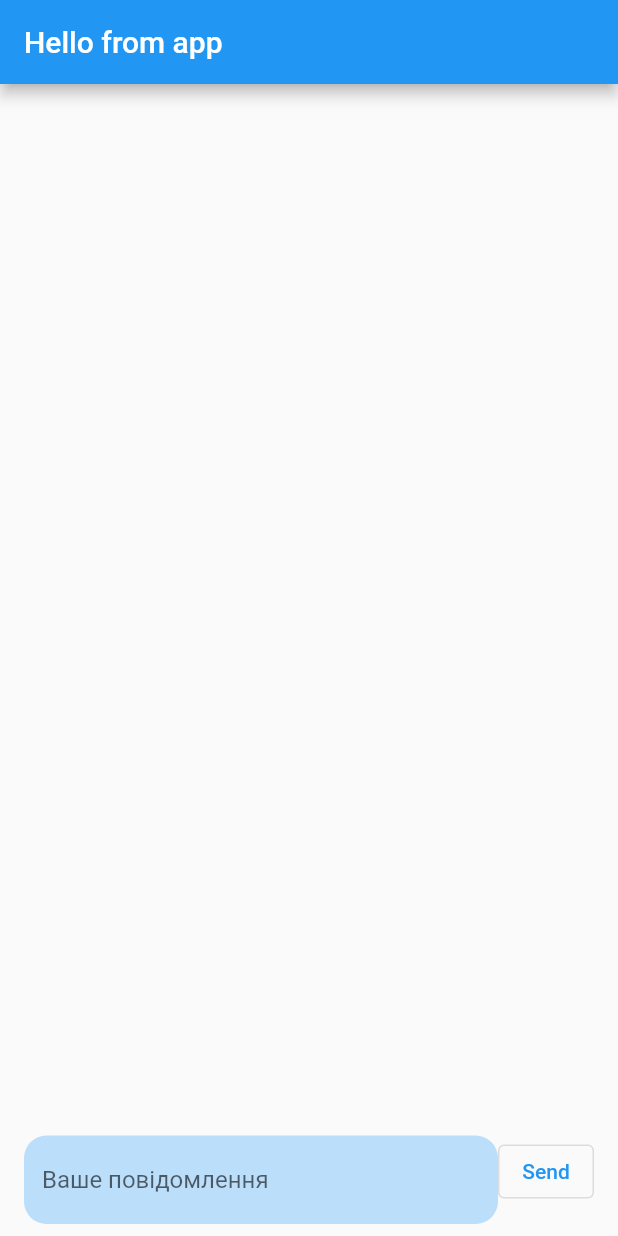
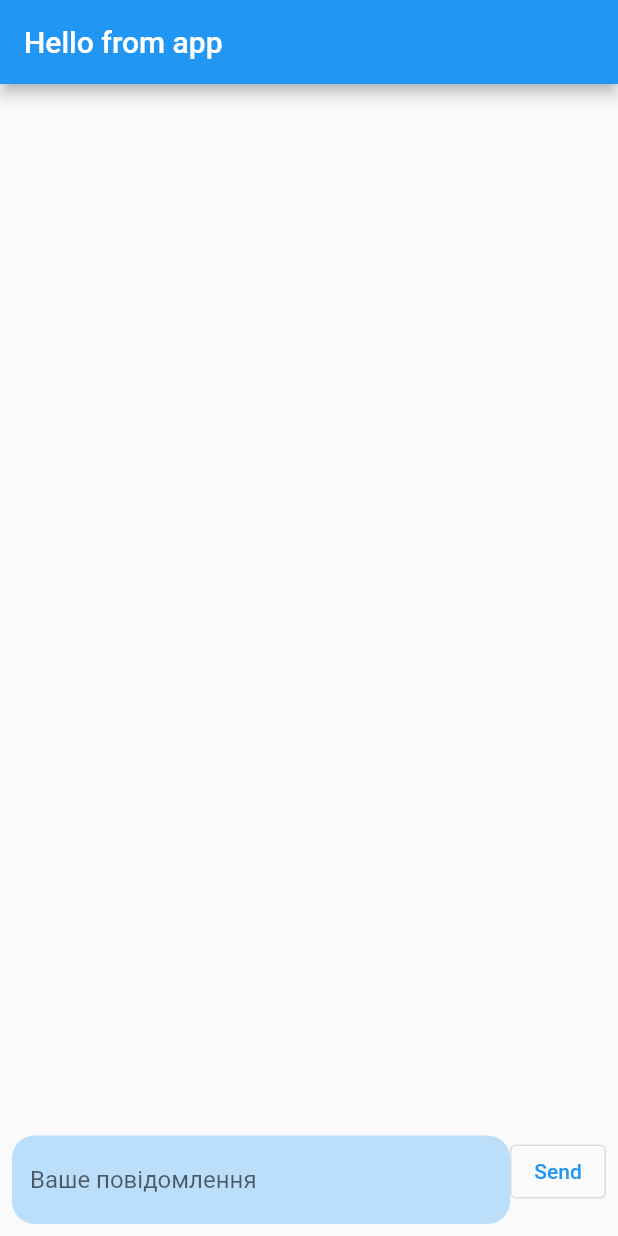
Before and after one commit to nicourrrn/chat-bot, a Flutter app: the screen it shows after launch, on a phone screen of 412 x 824 dp. Run offline on Flutter 3.47's test engine with Material 2 defaults, Android fonts, the phone set to English and light mode, and no system bars.

Commit message:
Add scroll controller and message padding

```diff
--- a/lib/main_screen.dart
+++ b/lib/main_screen.dart
@@ -10,10 +10,22 @@ class MainScreen extends StatelessWidget {
   MainScreen({Key? key}) : super(key: key);
 
   var userTextCtrl = TextEditingController();
+  var scrollMessageCtrl = ScrollController();
+
+  void scrollToEnd() {
+    final position = scrollMessageCtrl.position.maxScrollExtent;
+    scrollMessageCtrl.animateTo(position,
+          duration: const Duration(milliseconds: 500), curve: Curves.fastOutSlowIn);
+  }
 
   @override
   Widget build(BuildContext context) {
     var bot = context.watch<Bot>();
+    // Возможно перерассмотреть способ прокрутки
+    // Как вариант вынести область прокрути в другой класс
+    // или сделать более грамотный scrollMessageCtrl.addListener
+
+    WidgetsBinding.instance?.addPostFrameCallback((duration) => scrollToEnd());
 
     return Scaffold(
         appBar: AppBar(
@@ -21,7 +33,10 @@ class MainScreen extends StatelessWidget {
         ),
         body: Column(children: [
           Expanded(
+            child: Padding( padding: const EdgeInsets.symmetric(horizontal: 8),
               child: ListView.builder(
+                  controller: scrollMessageCtrl,
+                  shrinkWrap: true,
                   itemCount: bot.messageHistory.length,
                   itemBuilder: (context, i) {
                     var msg = bot.messageHistory[i];
@@ -31,9 +46,9 @@ class MainScreen extends StatelessWidget {
                           ? AlignmentDirectional.centerEnd
                           : AlignmentDirectional.centerStart,
                     );
-                  })),
+                  }))),
           Padding(
-              padding: const EdgeInsets.symmetric(horizontal: 16, vertical: 8),
+              padding: const EdgeInsets.symmetric(horizontal: 8, vertical: 8),
                 child: Row(
                     crossAxisAlignment: CrossAxisAlignment.start,
                     children: [
```
